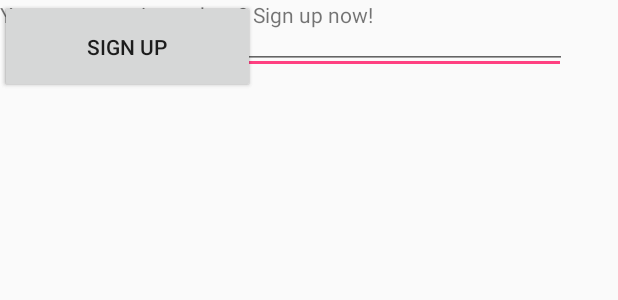
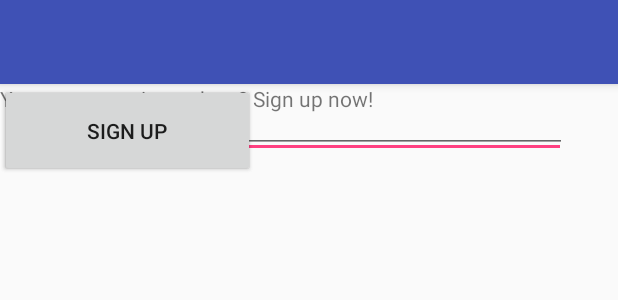
Before and after one commit to FrancescoSaverioZuppichini/Mobile-Computing-Project, an Android app: the layout auth.xml on its own in the app's theme, with its tools: preview values and no code run, on a phone screen of 412 x 824 dp. Shown: the top 300 px of the screen. Run offline under Robolectric (Android 15) with nearby library versions, the light colour scheme and no system bars.

Commit message:
Add auth view with linked layout

```diff
--- a/client/MyApplication/app/src/main/AndroidManifest.xml
+++ b/client/MyApplication/app/src/main/AndroidManifest.xml
@@ -19,6 +19,10 @@
                 <category android:name="android.intent.category.LAUNCHER" />
             </intent-filter>
         </activity>
+        <activity
+            android:name=".auth.AuthView"
+            android:label="@string/title_activity_auth_view2"
+            android:theme="@style/AppTheme.NoActionBar"></activity>
     </application>
 
 </manifest>
--- a/client/MyApplication/app/src/main/res/layout/auth.xml
+++ b/client/MyApplication/app/src/main/res/layout/auth.xml
@@ -1,9 +1,33 @@
 <?xml version="1.0" encoding="utf-8"?>
-<android.support.constraint.ConstraintLayout
-    xmlns:android="http://schemas.android.com/apk/res/android"
+<android.support.design.widget.CoordinatorLayout xmlns:android="http://schemas.android.com/apk/res/android"
+    xmlns:app="http://schemas.android.com/apk/res-auto"
     xmlns:tools="http://schemas.android.com/tools"
     android:layout_width="match_parent"
-    android:layout_height="match_parent">
+    android:layout_height="match_parent"
+    tools:context="com.example.vaevictis.myapplication.auth.AuthView">
+
+    <android.support.design.widget.AppBarLayout
+        android:layout_width="match_parent"
+        android:layout_height="wrap_content"
+        android:theme="@style/AppTheme.AppBarOverlay">
+
+        <android.support.v7.widget.Toolbar
+            android:id="@+id/toolbar"
+            android:layout_width="match_parent"
+            android:layout_height="?attr/actionBarSize"
+            android:background="?attr/colorPrimary"
+            app:popupTheme="@style/AppTheme.PopupOverlay" />
+
+    </android.support.design.widget.AppBarLayout>
+
+    <android.support.constraint.ConstraintLayout xmlns:android="http://schemas.android.com/apk/res/android"
+        xmlns:app="http://schemas.android.com/apk/res-auto"
+        xmlns:tools="http://schemas.android.com/tools"
+        android:layout_width="match_parent"
+        android:layout_height="match_parent"
+        app:layout_behavior="@string/appbar_scrolling_view_behavior"
+        tools:context="com.example.vaevictis.myapplication.auth.AuthView"
+        tools:showIn="@layout/auth">
 
         <Button
             android:id="@+id/button3"
@@ -50,3 +74,5 @@
             tools:layout_editor_absoluteY="199dp" />
 
     </android.support.constraint.ConstraintLayout>
+
+</android.support.design.widget.CoordinatorLayout>
--- a/client/MyApplication/app/src/main/res/values/strings.xml
+++ b/client/MyApplication/app/src/main/res/values/strings.xml
@@ -1,4 +1,5 @@
 <resources>
     <string name="app_name">MyApplication</string>
     <string name="action_settings">Settings</string>
+    <string name="title_activity_auth_view2">AuthView2</string>
 </resources>
```
Also changed, not shown: client/MyApplication/app/src/main/java/com/example/vaevictis/myapplication/auth/AuthView.java (+26 -5 lines). Lines whose indentation alone changed are shown as unchanged.
